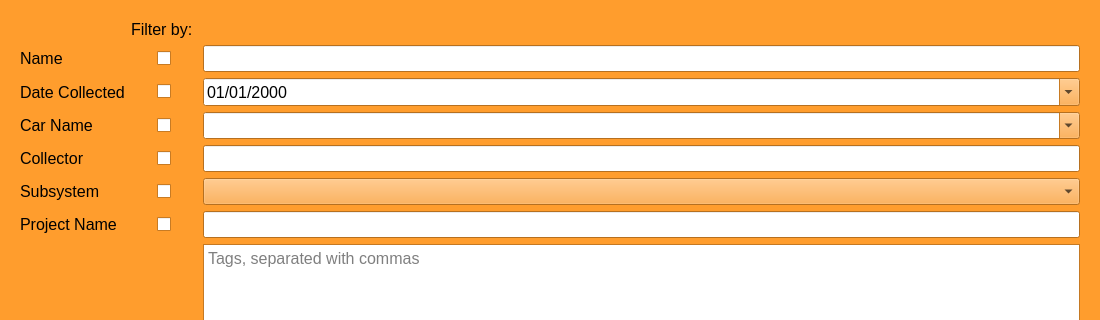
Qt form src/filterUI.ui (CaitlinBarron/baja_database) before a commit; both pictures show x 0 to 1100 and y 0 to 320 of the 1100 by 1000 pixel window.
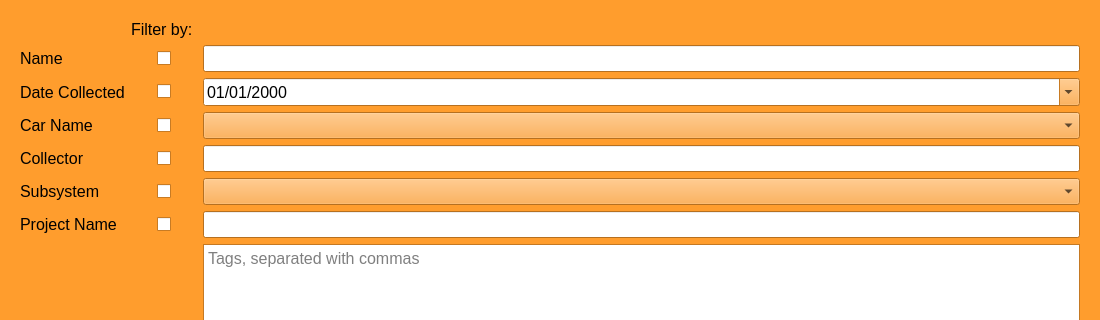
The same form after that commit. Icons and pictures are not drawn.

Patch:
```diff
--- a/src/filterUI.ui
+++ b/src/filterUI.ui
@@ -801,7 +801,7 @@
        <item row="3" column="4">
         <widget class="QComboBox" name="carDrop">
          <property name="editable">
-          <bool>true</bool>
+          <bool>false</bool>
          </property>
         </widget>
        </item>
```
